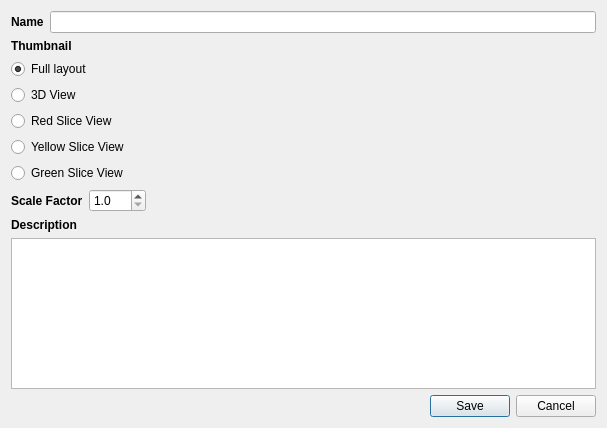
First picture: the form in QTModules/Annotations/Resources/UI/qSlicerAnnotationModuleSnapShotDialog.ui, repository gezidan/Slicer, before the edit.
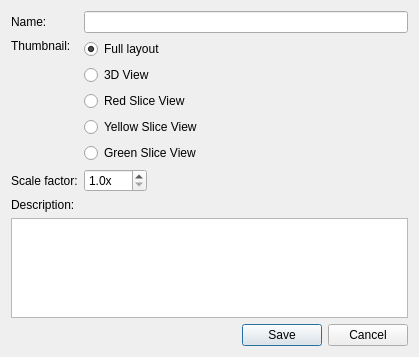
Second picture: the form after the edit. Icons and pictures are not drawn. Custom widgets are drawn as their Qt base class.

Commit message:
ENH: Don't hide dialog when taking screenshot
Improve the layout of the annotation screenshot dialog to resize the screenshot label automatically.
TODO: Factorize code for the Scene Views dialog.

Patch:
```diff
--- a/QTModules/Annotations/Resources/UI/qSlicerAnnotationModuleSnapShotDialog.ui
+++ b/QTModules/Annotations/Resources/UI/qSlicerAnnotationModuleSnapShotDialog.ui
@@ -6,55 +6,36 @@
    <rect>
     <x>0</x>
     <y>0</y>
-    <width>607</width>
-    <height>428</height>
+    <width>416</width>
+    <height>352</height>
    </rect>
   </property>
-  <property name="sizePolicy">
-   <sizepolicy hsizetype="Preferred" vsizetype="Expanding">
-    <horstretch>0</horstretch>
-    <verstretch>0</verstretch>
-   </sizepolicy>
-  </property>
   <property name="windowTitle">
    <string>Annotation Screenshot</string>
   </property>
-  <layout class="QVBoxLayout" name="verticalLayout_2">
-   <item>
-    <layout class="QHBoxLayout" name="horizontalLayout">
-     <item>
+  <layout class="QGridLayout" name="gridLayout">
+   <item row="0" column="0">
       <widget class="QLabel" name="nameLabel">
-       <property name="font">
-        <font>
-         <weight>75</weight>
-         <bold>true</bold>
-        </font>
-       </property>
        <property name="text">
-        <string>Name</string>
+      <string>Name:</string>
        </property>
       </widget>
      </item>
-     <item>
+   <item row="0" column="1">
       <widget class="QLineEdit" name="nameEdit"/>
      </item>
-    </layout>
-   </item>
-   <item>
+   <item row="1" column="0">
     <widget class="QLabel" name="screenshotLabel">
-     <property name="font">
-      <font>
-       <weight>75</weight>
-       <bold>true</bold>
-      </font>
-     </property>
      <property name="text">
-      <string>Thumbnail</string>
+      <string>Thumbnail:</string>
+     </property>
+     <property name="alignment">
+      <set>Qt::AlignLeading|Qt::AlignLeft|Qt::AlignTop</set>
      </property>
     </widget>
    </item>
-   <item>
-    <layout class="QHBoxLayout" name="topRow">
+   <item row="1" column="1">
+    <layout class="QHBoxLayout" name="topRow" stretch="0,1">
      <item>
       <layout class="QVBoxLayout" name="verticalLayout">
        <item>
@@ -121,45 +102,53 @@
       </layout>
      </item>
      <item>
-      <widget class="QLabel" name="screenshotPlaceholder">
-       <property name="text">
-        <string/>
+      <widget class="ctkThumbnailWidget" name="ScreenshotWidget">
+       <property name="sizePolicy">
+        <sizepolicy hsizetype="Preferred" vsizetype="MinimumExpanding">
+         <horstretch>0</horstretch>
+         <verstretch>0</verstretch>
+        </sizepolicy>
        </property>
-       <property name="alignment">
-        <set>Qt::AlignRight|Qt::AlignTrailing|Qt::AlignVCenter</set>
+       <property name="minimumSize">
+        <size>
+         <width>200</width>
+         <height>0</height>
+        </size>
+       </property>
+       <property name="textPosition">
+        <set>Qt::AlignCenter</set>
+       </property>
+       <property name="transformationMode">
+        <enum>Qt::SmoothTransformation</enum>
+       </property>
+       <property name="selectedColor">
+        <color alpha="0">
+         <red>0</red>
+         <green>0</green>
+         <blue>0</blue>
+        </color>
        </property>
       </widget>
      </item>
     </layout>
    </item>
-   <item>
-    <layout class="QFormLayout" name="scaleFactorFormLayout">
-     <property name="fieldGrowthPolicy">
-      <enum>QFormLayout::FieldsStayAtSizeHint</enum>
-     </property>
-     <property name="labelAlignment">
-      <set>Qt::AlignLeading|Qt::AlignLeft|Qt::AlignVCenter</set>
-     </property>
-     <property name="formAlignment">
-      <set>Qt::AlignLeading|Qt::AlignLeft|Qt::AlignVCenter</set>
-     </property>
-     <item row="0" column="0">
+   <item row="2" column="0">
       <widget class="QLabel" name="scaleFactorLabel">
-       <property name="font">
-        <font>
-         <weight>75</weight>
-         <bold>true</bold>
-        </font>
-       </property>
        <property name="text">
-        <string>Scale Factor</string>
+      <string>Scale factor:</string>
        </property>
       </widget>
      </item>
-     <item row="0" column="1">
+   <item row="2" column="1">
       <widget class="QDoubleSpinBox" name="scaleFactorSpinBox">
+     <property name="sizePolicy">
+      <sizepolicy hsizetype="Maximum" vsizetype="Fixed">
+       <horstretch>0</horstretch>
+       <verstretch>0</verstretch>
+      </sizepolicy>
+     </property>
        <property name="suffix">
-        <string/>
+      <string>x</string>
        </property>
        <property name="decimals">
         <number>1</number>
@@ -172,25 +161,30 @@
        </property>
       </widget>
      </item>
-    </layout>
-   </item>
-   <item>
+   <item row="3" column="0">
     <widget class="QLabel" name="descriptionLabel">
-     <property name="font">
-      <font>
-       <weight>75</weight>
-       <bold>true</bold>
-      </font>
-     </property>
      <property name="text">
-      <string>Description</string>
+      <string>Description:</string>
      </property>
     </widget>
    </item>
-   <item>
-    <widget class="QTextEdit" name="descriptionTextEdit"/>
+   <item row="4" column="0" colspan="2">
+    <widget class="QTextEdit" name="descriptionTextEdit">
+     <property name="sizePolicy">
+      <sizepolicy hsizetype="Expanding" vsizetype="Fixed">
+       <horstretch>0</horstretch>
+       <verstretch>0</verstretch>
+      </sizepolicy>
+     </property>
+     <property name="maximumSize">
+      <size>
+       <width>16777215</width>
+       <height>100</height>
+      </size>
+     </property>
+    </widget>
    </item>
-   <item>
+   <item row="5" column="0" colspan="2">
     <widget class="QDialogButtonBox" name="buttonBox">
      <property name="standardButtons">
       <set>QDialogButtonBox::Cancel|QDialogButtonBox::Save</set>
@@ -199,6 +193,13 @@
    </item>
   </layout>
  </widget>
+ <customwidgets>
+  <customwidget>
+   <class>ctkThumbnailWidget</class>
+   <extends>QWidget</extends>
+   <header>ctkThumbnailWidget.h</header>
+  </customwidget>
+ </customwidgets>
  <resources>
   <include location="../qSlicerAnnotationModule.qrc"/>
  </resources>
```
Lines whose indentation alone changed are shown as unchanged. The commit also changes 3 other files.
